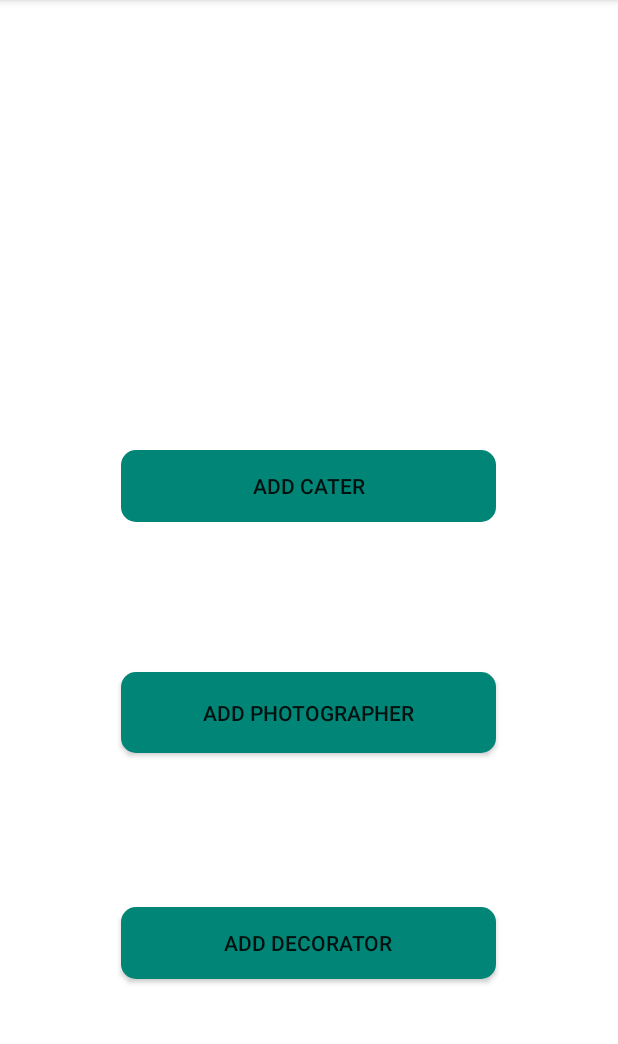
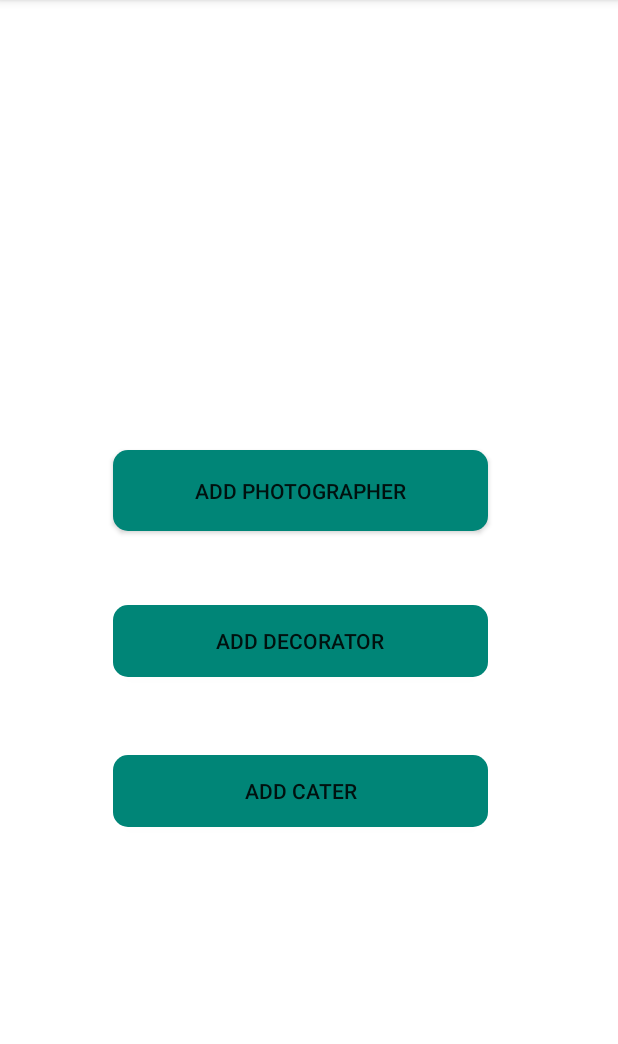
Before and after one commit to sandunsameera/Lexi, an Android app: the AddActivity screen opened directly, with no data from a screen before it, on a phone screen of 412 x 824 dp, the part 84-1128 px from its top. Run offline under Robolectric (Android 15) with nearby library versions, the phone set to English and light mode, and no system bars.

Commit message:
ui update

```diff
--- a/app/src/main/res/layout/activity_add.xml
+++ b/app/src/main/res/layout/activity_add.xml
@@ -1,26 +1,22 @@
 <?xml version="1.0" encoding="utf-8"?>
-<android.support.constraint.ConstraintLayout xmlns:android="http://schemas.android.com/apk/res/android"
-    xmlns:app="http://schemas.android.com/apk/res-auto"
+<android.support.v7.widget.LinearLayoutCompat xmlns:app="http://schemas.android.com/apk/res-auto"
     xmlns:tools="http://schemas.android.com/tools"
+    xmlns:android="http://schemas.android.com/apk/res/android"
     android:layout_width="match_parent"
     android:layout_height="match_parent"
     android:background="@android:color/white"
+
     tools:context=".AddActivity">
 
     <Button
         android:id="@+id/Add_btn_photography"
         android:layout_width="250sp"
         android:layout_height="54dp"
-        android:layout_marginStart="8dp"
-        android:layout_marginTop="100dp"
-        android:layout_marginEnd="8dp"
-        android:layout_marginBottom="8dp"
+        android:layout_marginBottom="100dp"
+        android:layout_marginTop="300dp"
+        android:layout_marginLeft="75dp"
         android:background="@drawable/btn_background"
         android:text="@string/add_photographer"
-        app:layout_constraintBottom_toBottomOf="parent"
-        app:layout_constraintEnd_toEndOf="parent"
-        app:layout_constraintHorizontal_bias="0.496"
-        app:layout_constraintStart_toStartOf="parent"
         app:layout_constraintTop_toBottomOf="@+id/Add_btn_Catering"
         app:layout_constraintVertical_bias="0.0" />
 
@@ -28,33 +24,19 @@
         android:id="@+id/Add_btn_Decorator"
         android:layout_width="250sp"
         android:layout_height="wrap_content"
-        android:layout_marginStart="8dp"
-        android:layout_marginTop="8dp"
-        android:layout_marginEnd="8dp"
-        android:layout_marginBottom="8dp"
         android:background="@drawable/btn_background"
         android:text="@string/add_decorator"
-        app:layout_constraintBottom_toBottomOf="parent"
-        app:layout_constraintEnd_toEndOf="parent"
-        app:layout_constraintHorizontal_bias="0.496"
-        app:layout_constraintStart_toStartOf="parent"
-        app:layout_constraintTop_toTopOf="parent"
+        android:layout_marginTop="400dp"
+        android:layout_marginLeft="-250dp"
         app:layout_constraintVertical_bias="0.848" />
 
     <Button
         android:id="@+id/Add_btn_Catering"
         android:layout_width="250sp"
         android:layout_height="wrap_content"
-        android:layout_marginStart="8dp"
-        android:layout_marginTop="300dp"
-        android:layout_marginEnd="8dp"
-        android:layout_marginBottom="8dp"
+        android:layout_marginTop="500dp"
+        android:layout_marginLeft="-250dp"
         android:background="@drawable/btn_background"
         android:text="@string/add_cater"
-        app:layout_constraintBottom_toBottomOf="parent"
-        app:layout_constraintEnd_toEndOf="parent"
-        app:layout_constraintHorizontal_bias="0.496"
-        app:layout_constraintStart_toStartOf="parent"
-        app:layout_constraintTop_toTopOf="parent"
         app:layout_constraintVertical_bias="0.0" />
-</android.support.constraint.ConstraintLayout>
+</android.support.v7.widget.LinearLayoutCompat>
```
